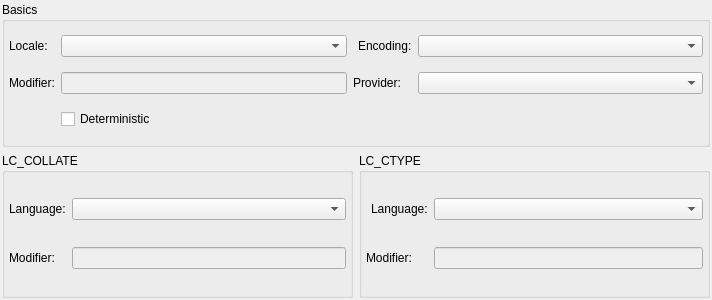
Above: libs/libgui/ui/dbobjects/collationwidget.ui from pgmodeler/pgmodeler before the change. Below: the same form after it.
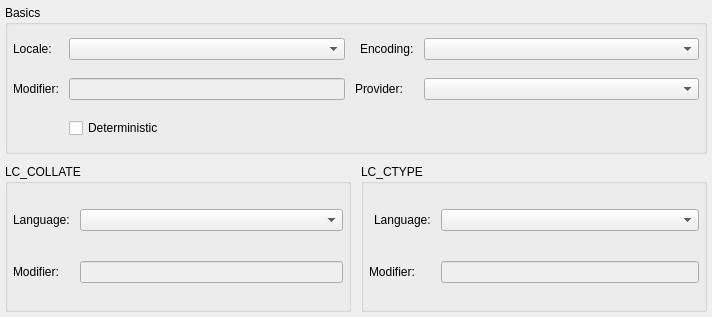
That is the form after the change.

The edit to the form file:
```diff
--- a/libs/libgui/ui/dbobjects/collationwidget.ui
+++ b/libs/libgui/ui/dbobjects/collationwidget.ui
@@ -7,7 +7,7 @@
     <x>0</x>
     <y>0</y>
     <width>712</width>
-    <height>300</height>
+    <height>317</height>
    </rect>
   </property>
   <property name="minimumSize">
@@ -18,19 +18,19 @@
   </property>
   <layout class="QGridLayout" name="collation_grid">
    <property name="leftMargin">
-    <number>2</number>
+    <number>5</number>
    </property>
    <property name="topMargin">
-    <number>2</number>
+    <number>5</number>
    </property>
    <property name="rightMargin">
-    <number>2</number>
+    <number>5</number>
    </property>
    <property name="bottomMargin">
-    <number>2</number>
+    <number>5</number>
    </property>
    <property name="spacing">
-    <number>6</number>
+    <number>10</number>
    </property>
    <item row="2" column="0" colspan="2">
     <widget class="QGroupBox" name="groupBox">
@@ -39,19 +39,19 @@
      </property>
      <layout class="QGridLayout" name="gridLayout">
       <property name="leftMargin">
-       <number>4</number>
+       <number>5</number>
       </property>
       <property name="topMargin">
-       <number>4</number>
+       <number>5</number>
       </property>
       <property name="rightMargin">
-       <number>4</number>
+       <number>5</number>
       </property>
       <property name="bottomMargin">
-       <number>4</number>
+       <number>5</number>
       </property>
       <property name="spacing">
-       <number>6</number>
+       <number>10</number>
       </property>
       <item row="0" column="0">
        <widget class="QLabel" name="lccollate_lbl">
@@ -141,19 +141,19 @@
      </property>
      <layout class="QGridLayout" name="gridLayout_3">
       <property name="leftMargin">
-       <number>4</number>
+       <number>5</number>
       </property>
       <property name="topMargin">
-       <number>4</number>
+       <number>5</number>
       </property>
       <property name="rightMargin">
-       <number>4</number>
+       <number>5</number>
       </property>
       <property name="bottomMargin">
-       <number>4</number>
+       <number>5</number>
       </property>
       <property name="spacing">
-       <number>6</number>
+       <number>10</number>
       </property>
       <item row="0" column="0">
        <widget class="QLabel" name="locale_lbl">
@@ -307,19 +307,19 @@
      </property>
      <layout class="QGridLayout" name="gridLayout_2">
       <property name="leftMargin">
-       <number>4</number>
+       <number>5</number>
       </property>
       <property name="topMargin">
-       <number>4</number>
+       <number>5</number>
       </property>
       <property name="rightMargin">
-       <number>4</number>
+       <number>5</number>
       </property>
       <property name="bottomMargin">
-       <number>4</number>
+       <number>5</number>
       </property>
       <property name="spacing">
-       <number>6</number>
+       <number>10</number>
       </property>
       <item row="0" column="0">
        <widget class="QLabel" name="lcctype_lbl">
```
